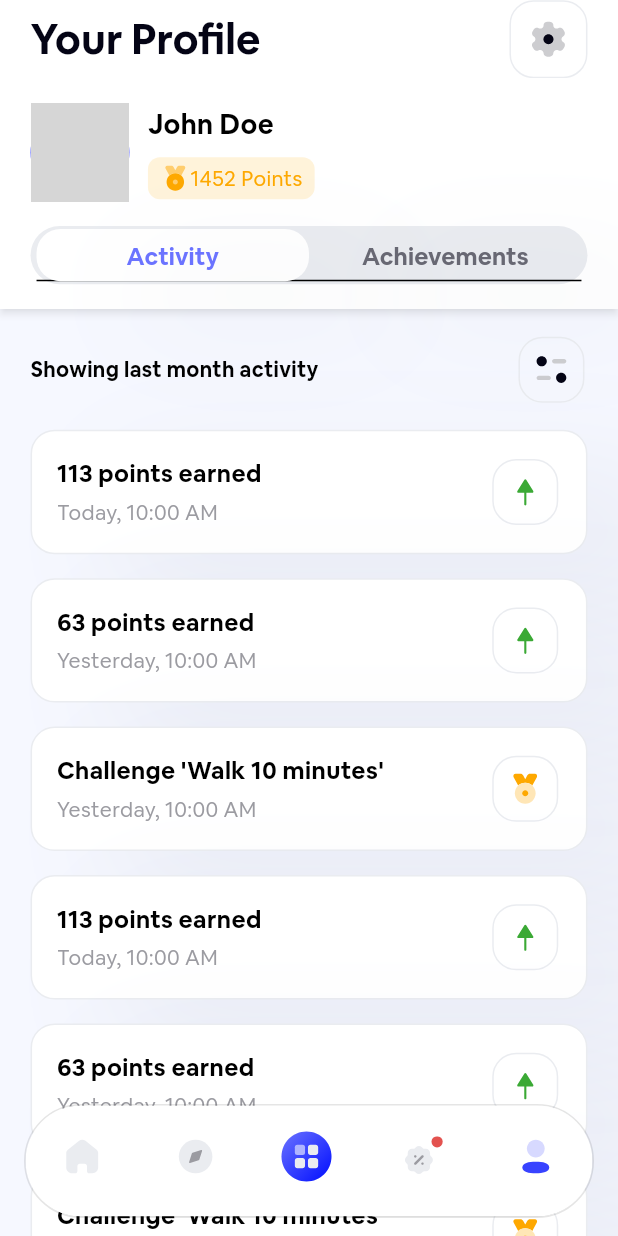
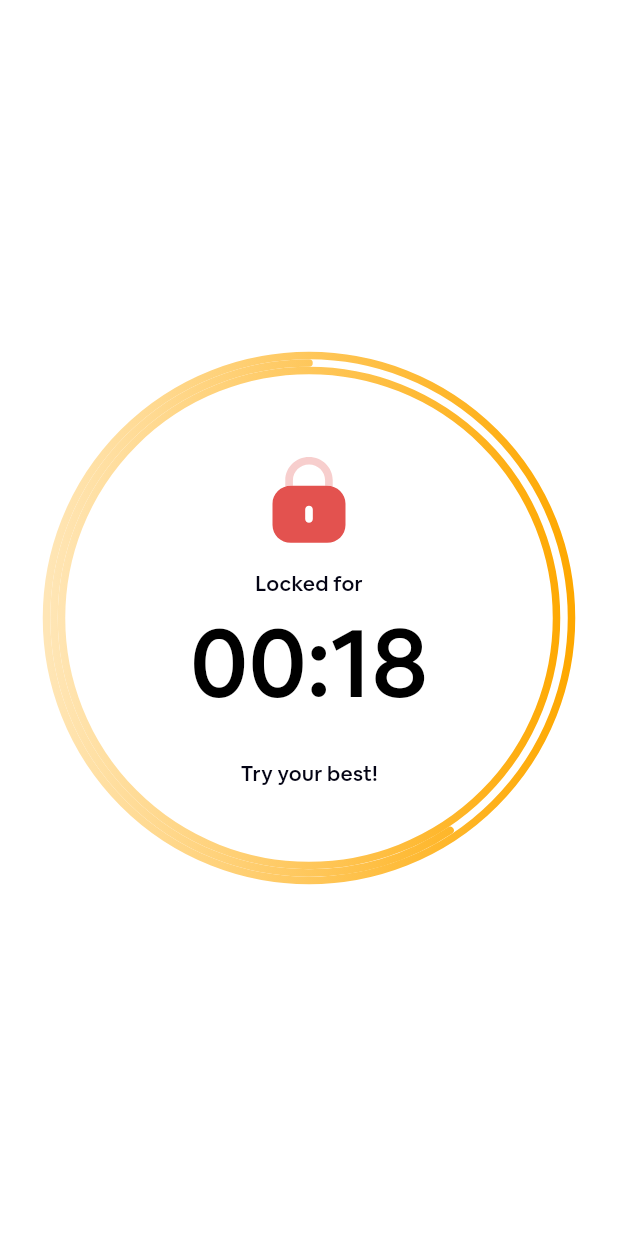
Before and after one commit to doraemonidol/SNORD, a Flutter app: the screen it shows after launch, on a phone screen of 412 x 824 dp. Run offline on Flutter 3.47's test engine with Material 3 defaults, Android fonts, the phone set to English and light mode, and no system bars; our stand-ins replace flutter_blue_plus, flutter_svg, shared_preferences, shimmer; generated files the repository leaves out were written again; project files that could hold a hidden picture were left out; grey boxes are pictures that could not be loaded.

Commit message:
feat(ui): add timer widget

```diff
--- a/lib/src/mock_app.dart
+++ b/lib/src/mock_app.dart
@@ -4,6 +4,7 @@ import 'package:flutter_gen/gen_l10n/app_localizations.dart';
 import 'package:rehabox/src/screens/challenges/challenge_view_screen.dart';
 import 'package:rehabox/src/screens/challenges/challenges_screen.dart';
 import 'package:rehabox/src/screens/coupons/coupons_screen.dart';
+import 'package:rehabox/src/screens/home/home_screen.dart';
 import 'package:rehabox/src/screens/profile/widgets/profile_screen.dart';
 import 'package:rehabox/src/screens/settings/devices/devices_setting_screen.dart';
 import 'package:rehabox/src/screens/settings/settings_screen.dart';
@@ -62,9 +63,10 @@ class MockApp extends StatelessWidget {
           final challenge = ModalRoute.of(context)!.settings.arguments as Challenge;
           return ChallengeViewScreen(challenge: challenge);
         },
+        HomeScreen.routeName: (context) => const HomeScreen(),
         TimersScreen.routeName: (context) => const TimersScreen(),
       },
-      initialRoute: ProfileScreen.routeName,
+      initialRoute: HomeScreen.routeName,
     );
   }
 }
--- /dev/null
+++ b/lib/src/screens/home/home_screen.dart
@@ -0,0 +1,21 @@
+import 'package:flutter/material.dart';
+import 'package:rehabox/src/widgets/timer/timer_widget.dart';
+
+class HomeScreen extends StatelessWidget {
+
+  static const routeName = '/home';
+
+  const HomeScreen({super.key});
+  @override
+  Widget build(BuildContext context) {
+    return const Scaffold(
+      backgroundColor: Colors.white,
+      body: Center(
+        child: CountdownClock(
+          duration: Duration(seconds: 30),
+          elapsed: Duration(seconds: 10),
+        ),
+      ),
+    );
+  }
+}
--- a/lib/src/utils/computation.dart
+++ b/lib/src/utils/computation.dart
@@ -65,3 +65,29 @@ String getTimeline(DateTime startDate, Duration duration) {
   final end = startDate.add(duration);
   return '${mapMonth(startDate.month)} ${startDate.day} to ${mapMonth(end.month)} ${end.day}';
 }
+
+String formatSeconds(int seconds) {
+  final hours = (seconds / 3600).floor();
+  final minutes = (seconds - hours * 3600) ~/ 60;
+  final remainingSeconds = seconds - hours * 3600 - minutes * 60;
+
+  String hoursString = hours == 0
+      ? ''
+      : hours < 10
+          ? '0$hours'
+          : hours.toString();
+
+  String minutesString = minutes == 0
+      ? '00'
+      : minutes < 10
+          ? '0$minutes'
+          : minutes.toString();
+
+  String remainingSecondsString = remainingSeconds < 10
+      ? '0$remainingSeconds'
+      : remainingSeconds.toString();
+
+  return hoursString.isEmpty
+      ? '$minutesString:$remainingSecondsString'
+      : '$hoursString:$minutesString:$remainingSecondsString';
+}
--- /dev/null
+++ b/lib/src/widgets/timer/config.dart
@@ -0,0 +1,13 @@
+const lockSvgString = '''
+<svg width="54" height="53" viewBox="0 0 54 53" fill="none" xmlns="http://www.w3.org/2000/svg">
+<path fill-rule="evenodd" clip-rule="evenodd" d="M39.1962 16.3327V19.5805C38.4108 19.3611 37.5805 19.2514 36.7278 19.2514H35.2692V16.3327C35.2692 11.8779 31.5667 8.25698 27.0114 8.25698C22.4561 8.25698 18.7536 11.8559 18.7312 16.2888V19.2514H17.295C16.4199 19.2514 15.5896 19.3611 14.8042 19.6025V16.3327C14.8266 9.74923 20.2795 4.41663 26.9665 4.41663C33.7433 4.41663 39.1962 9.74923 39.1962 16.3327Z" fill="#F7CECD"/>
+<path fill-rule="evenodd" clip-rule="evenodd" d="M28.9633 36.3381C28.9633 37.4134 28.0882 38.2692 26.9886 38.2692C25.9115 38.2692 25.0364 37.4134 25.0364 36.3381V31.4663C25.0364 30.413 25.9115 29.5571 26.9886 29.5571C28.0882 29.5571 28.9633 30.413 28.9633 31.4663V36.3381ZM36.3437 19.243H17.6559C12.4499 19.243 8.229 23.3709 8.229 28.4621V39.3643C8.229 44.4555 12.4499 48.5833 17.6559 48.5833H36.3437C41.5498 48.5833 45.7707 44.4555 45.7707 39.3643V28.4621C45.7707 23.3709 41.5498 19.243 36.3437 19.243Z" fill="#E3524F"/>
+</svg>
+''';
+
+const unlockSvgString = '''
+<svg width="54" height="53" viewBox="0 0 54 53" fill="none" xmlns="http://www.w3.org/2000/svg">
+<path fill-rule="evenodd" clip-rule="evenodd" d="M18.6945 19.2325V16.2693C18.717 11.8597 22.4195 8.25778 26.9972 8.25778C30.4978 8.25778 33.6394 10.4308 34.7838 13.6815C35.1653 14.6912 36.2873 15.2158 37.2971 14.8668C37.7907 14.7109 38.1947 14.3597 38.4191 13.8988C38.6435 13.4378 38.6883 12.9111 38.5088 12.4282C36.8034 7.64539 32.1808 4.41663 26.9524 4.41663C20.2653 4.41663 14.8125 9.75254 14.7676 16.3132V19.6781L18.6945 19.2325Z" fill="#C3EBC0"/>
+<path fill-rule="evenodd" clip-rule="evenodd" d="M28.9633 36.3356C28.9633 37.4111 28.0882 38.2671 26.9886 38.2671C25.9115 38.2671 25.0364 37.4111 25.0364 36.3356V31.4628C25.0364 30.4092 25.9115 29.5532 26.9886 29.5532C28.0882 29.5532 28.9633 30.4092 28.9633 31.4628V36.3356ZM36.3437 19.2369H17.6559C12.4499 19.2369 8.229 23.3656 8.229 28.4579V39.3624C8.229 44.4547 12.4499 48.5833 17.6559 48.5833H36.3437C41.5498 48.5833 45.7707 44.4547 45.7707 39.3624V28.4579C45.7707 23.3656 41.5498 19.2369 36.3437 19.2369Z" fill="#3BA935"/>
+</svg>
+''';
--- /dev/null
+++ b/lib/src/widgets/timer/timer_widget.dart
@@ -0,0 +1,251 @@
+import 'dart:math';
+
+import 'package:flutter/material.dart';
+import 'package:rehabox/src/utils/computation.dart';
+import 'package:rehabox/src/widgets/extensions/build_context_extensions.dart';
+import 'package:rehabox/src/widgets/svg_icon.dart';
+import 'package:rehabox/src/widgets/timer/config.dart';
+
+class CountdownClock extends StatefulWidget {
+  const CountdownClock({
+    required this.duration,
+    required this.elapsed,
+    this.pointsReceived,
+    this.textStyle,
+    this.size = const SizedBox(width: 350, height: 350),
+    super.key,
+  });
+
+  final Duration duration;
+  final Duration elapsed;
+  final SizedBox size;
+  final TextStyle? textStyle;
+  final int? pointsReceived;
+
+  @override
+  State<CountdownClock> createState() => _CountdownClockState();
+}
+
+class _CountdownClockState extends State<CountdownClock>
+    with TickerProviderStateMixin {
+  late AnimationController controller;
+  late Animation<double> tween = Tween<double>(
+    begin:
+        (widget.duration.inSeconds - widget.elapsed.inSeconds).abs().toDouble(),
+    end: 0,
+  ).animate(
+    CurvedAnimation(
+      parent: controller,
+      curve: Curves.linear,
+    ),
+  );
+  late bool done = widget.elapsed.inSeconds > widget.duration.inSeconds;
+
+  @override
+  void initState() {
+    super.initState();
+    controller = AnimationController(
+      vsync: this,
+      duration: (widget.duration - widget.elapsed).abs(),
+    )
+      ..forward()
+      ..addListener(() {
+        setState(() {});
+      });
+
+    controller.addStatusListener((status) {
+      if (status == AnimationStatus.completed) {
+        setState(() {
+          done = true;
+          controller.duration = const Duration(days: 1);
+          controller.reset();
+          controller.forward();
+          tween = Tween<double>(
+            begin: const Duration(days: 1).inSeconds.toDouble(),
+            end: 0,
+          ).animate(
+            CurvedAnimation(
+              parent: controller,
+              curve: Curves.linear,
+            ),
+          );
+        });
+      }
+      if (status == AnimationStatus.dismissed) {
+        // Animation dismissed, you can perform any actions here
+      }
+    });
+  }
+
+  @override
+  void dispose() {
+    controller.dispose();
+    super.dispose();
+  }
+
+  @override
+  Widget build(BuildContext context) {
+    var seconds = controller.duration!.inSeconds - tween.value.toInt();
+    if (done) {
+      seconds += widget.duration.inSeconds;
+    } else {
+      seconds += widget.elapsed.inSeconds;
+    }
+    return CustomPaint(
+      painter: CountdownPainter(
+        duration: done ? const Duration(days: 1) : widget.duration,
+        animation: tween,
+      ),
+      child: SizedBox(
+        width: widget.size.width,
+        height: widget.size.height,
+        child: Padding(
+          padding: const EdgeInsets.all(10),
+          child: Column(
+            mainAxisAlignment: MainAxisAlignment.center,
+            children: [
+              if (!done)
+                const SvgIcon(
+                  iconString: lockSvgString,
+                  size: 70,
+                )
+              else
+                const SvgIcon(
+                  iconString: unlockSvgString,
+                  size: 70,
+                ),
+              SizedBox(height: widget.size.height! * 0.03),
+              Text(
+                done ? 'Exceeded time' : 'Locked for',
+                style: widget.textStyle ?? context.textTheme.titleSmall,
+              ),
+              SizedBox(height: widget.size.height! * 0.02),
+              Text(
+                "${done ? "-" : ""}${formatSeconds(seconds)}",
+                style: widget.textStyle ?? context.textTheme.displayLarge,
+              ),
+              if (done) ...[
+                SizedBox(height: widget.size.height! * 0.02),
+                Container(
+                    padding: EdgeInsets.symmetric(
+                      horizontal: context.widthPercent(0.02),
+                      vertical: 4,
+                    ),
+                    decoration: ShapeDecoration(
+                      color: const Color(0XFF4AC443).withOpacity(0.5),
+                      shape: RoundedRectangleBorder(
+                        borderRadius: BorderRadius.circular(8),
+                      ),
+                    ),
+                    child: Text(
+                      '+ ${widget.pointsReceived ?? 0} Points',
+                      style: context.textTheme.bodySmall?.copyWith(
+                        color: const Color(0XFF3BA935),
+                      ),
+                    )),
+              ],
+              SizedBox(height: widget.size.height! * 0.08),
+              Text(
+                done ? 'Keep up the good work!' : 'Try your best!',
+                style: widget.textStyle ?? context.textTheme.titleSmall,
+              )
+            ],
+          ),
+        ),
+      ),
+    );
+  }
+}
+
+class CountdownPainter extends CustomPainter {
+  CountdownPainter({
+    required this.animation,
+    required this.duration,
+    this.textStyle,
+  });
+
+  final Animation<num> animation;
+  final Duration duration;
+  final TextStyle? textStyle;
+
+  static const Color remainingColor = Color(0XFFFEA800);
+  static const Color borderColor = Color(0XFFFFE6B6);
+
+  void drawCircularBorder(
+    Canvas canvas,
+    Paint paint,
+    Offset center,
+    double radius, {
+    double startAngle = -90 * (pi / 180),
+    double sweepAngle = 2 * pi,
+  }) {
+    canvas.drawArc(
+      Rect.fromCircle(center: center, radius: radius),
+      startAngle,
+      sweepAngle,
+      false,
+      paint,
+    );
+  }
+
+  @override
+  void paint(Canvas canvas, Size size) {
+    double centerX = size.width / 2;
+    double centerY = size.height / 2;
+    double outerRadius = min(centerX, centerY);
+    double innerRadius = outerRadius - 10;
+
+    double remainingTime = duration.inSeconds - animation.value.toDouble();
+    double sweepPercentage = remainingTime / duration.inSeconds;
+    double sweepAngle = 360 * sweepPercentage;
+
+    Color borderColor = CountdownPainter.borderColor;
+    if (sweepPercentage >= 0.95) {
+      borderColor = const Color(0XFF4AC443);
+    }
+    Color remainingColor = CountdownPainter.remainingColor;
+    if (sweepPercentage >= 0.95) {
+      remainingColor = const Color(0XFF4AC443);
+    }
+    Paint paint = Paint()
+      ..color = borderColor
+      ..strokeCap = StrokeCap.round
+      ..strokeWidth = 5.0
+      ..shader = LinearGradient(
+        colors: [
+          borderColor,
+          remainingColor,
+        ],
+      ).createShader(
+        Rect.fromCircle(
+          center: Offset(size.width / 2, size.height / 2),
+          radius: size.width / 2,
+        ),
+      )
+      ..style = PaintingStyle.stroke;
+
+    drawCircularBorder(canvas, paint, Offset(centerX, centerY), outerRadius);
+
+    drawCircularBorder(canvas, paint, Offset(centerX, centerY), innerRadius);
+
+    // Draw the remaining time in the middle of the two circles
+    paint
+      ..color = remainingColor
+      ..strokeWidth = 5.0
+      ..style = PaintingStyle.stroke;
+
+    drawCircularBorder(
+      canvas,
+      paint,
+      Offset(centerX, centerY),
+      innerRadius + 5,
+      startAngle: -90 * (pi / 180),
+      sweepAngle: -sweepAngle * (pi / 180),
+    );
+  }
+
+  @override
+  bool shouldRepaint(covariant CustomPainter oldDelegate) {
+    return true;
+  }
+}
```
